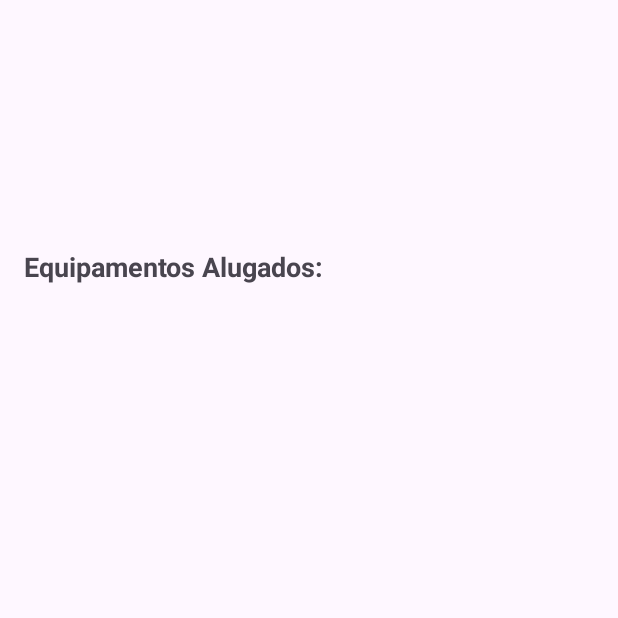
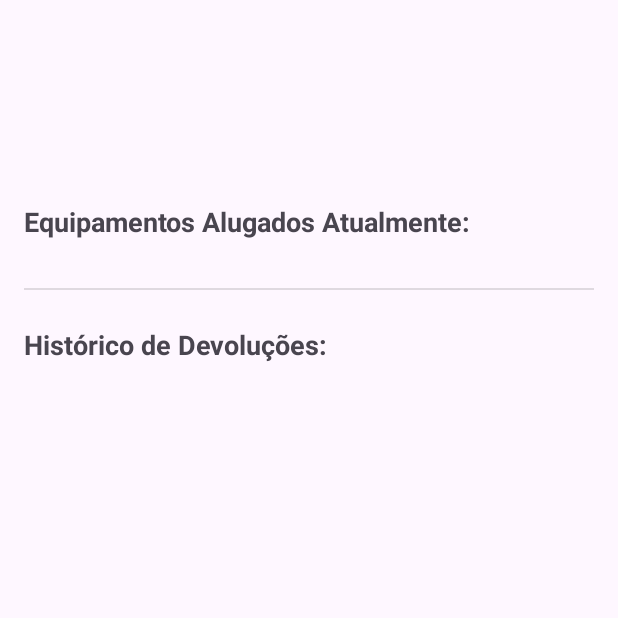
Before and after one commit to HiaG0D/Alugai, an Android app: the LocalDetailActivity screen opened directly, with no data from a screen before it, on a phone screen of 412 x 824 dp, the top half of it. Run offline under Robolectric (Android 15) with nearby library versions, the phone set to English and light mode, and no system bars; our stand-ins replace Firebase (no records; nobody signed in at launch, a user with empty details on screens opened directly).

```diff
--- /dev/null
+++ b/app/src/main/java/com/example/aluga/DevolvidoAdapter.java
@@ -0,0 +1,68 @@
+package com.example.aluga;
+
+import android.view.LayoutInflater;
+import android.view.View;
+import android.view.ViewGroup;
+import android.widget.TextView;
+import androidx.annotation.NonNull;
+import androidx.recyclerview.widget.RecyclerView;
+
+import java.text.SimpleDateFormat;
+import java.util.Date;
+import java.util.List;
+import java.util.Locale;
+import java.util.Map;
+
+public class DevolvidoAdapter extends RecyclerView.Adapter<DevolvidoAdapter.DevolvidoViewHolder> {
+
+    private List<Map<String, Object>> historicoList;
+
+    public DevolvidoAdapter(List<Map<String, Object>> historicoList) {
+        this.historicoList = historicoList;
+    }
+
+    @NonNull
+    @Override
+    public DevolvidoViewHolder onCreateViewHolder(@NonNull ViewGroup parent, int viewType) {
+        View view = LayoutInflater.from(parent.getContext())
+                .inflate(R.layout.item_devolvido, parent, false);
+        return new DevolvidoViewHolder(view);
+    }
+
+    @Override
+    public void onBindViewHolder(@NonNull DevolvidoViewHolder holder, int position) {
+        Map<String, Object> item = historicoList.get(position);
+
+        holder.nomeEquipamento.setText((String) item.get("nomeEquipamento"));
+
+        Long quantidade = (Long) item.get("quantidadeDevolvida");
+        com.google.firebase.Timestamp timestamp = (com.google.firebase.Timestamp) item.get("dataDaDevolucao");
+        Date dataDevolucao = timestamp != null ? timestamp.toDate() : null;
+
+        SimpleDateFormat sdf = new SimpleDateFormat("dd/MM/yyyy", Locale.getDefault());
+        String dataFormatada = dataDevolucao != null ? sdf.format(dataDevolucao) : "--";
+
+        String detalhes = String.format(Locale.getDefault(),
+                "Qtd: %d | Devolvido em: %s",
+                quantidade != null ? quantidade : 0,
+                dataFormatada);
+
+        holder.detalhesDevolvido.setText(detalhes);
+    }
+
+    @Override
+    public int getItemCount() {
+        return historicoList.size();
+    }
+
+    static class DevolvidoViewHolder extends RecyclerView.ViewHolder {
+        TextView nomeEquipamento;
+        TextView detalhesDevolvido;
+
+        public DevolvidoViewHolder(@NonNull View itemView) {
+            super(itemView);
+            nomeEquipamento = itemView.findViewById(R.id.item_devolvido_nome);
+            detalhesDevolvido = itemView.findViewById(R.id.item_devolvido_detalhes);
+        }
+    }
+}
--- a/app/src/main/res/layout/activity_local_detail.xml
+++ b/app/src/main/res/layout/activity_local_detail.xml
@@ -1,18 +1,22 @@
 <?xml version="1.0" encoding="utf-8"?>
-<LinearLayout xmlns:android="http://schemas.android.com/apk/res/android"
+<androidx.core.widget.NestedScrollView xmlns:android="http://schemas.android.com/apk/res/android"
+    xmlns:app="http://schemas.android.com/apk/res-auto"
     xmlns:tools="http://schemas.android.com/tools"
     android:layout_width="match_parent"
     android:layout_height="match_parent"
+    tools:context=".LocalDetailActivity">
+
+    <LinearLayout
+        android:layout_width="match_parent"
+        android:layout_height="wrap_content"
         android:orientation="vertical"
-    android:padding="16dp"
-    tools:context=".LocalDetailActivity">
+        android:padding="16dp">
 
         <TextView
             android:id="@+id/detail_local_nome"
             android:layout_width="wrap_content"
             android:layout_height="wrap_content"
             android:textSize="24sp"
-        android:layout_marginTop="30dp"
             android:textStyle="bold"
             tools:text="Nome do Local" />
 
@@ -36,7 +40,7 @@
             android:layout_width="wrap_content"
             android:layout_height="wrap_content"
             android:layout_marginTop="24dp"
-        android:text="Equipamentos Alugados:"
+            android:text="Equipamentos Alugados Atualmente:"
             android:textSize="18sp"
             android:textStyle="bold" />
 
@@ -44,6 +48,29 @@
             android:id="@+id/recycler_equipamentos"
             android:layout_width="match_parent"
             android:layout_height="wrap_content"
-        android:layout_marginTop="8dp" />
+            android:layout_marginTop="8dp"
+            android:nestedScrollingEnabled="false" />
+
+        <View
+            android:layout_width="match_parent"
+            android:layout_height="1dp"
+            android:layout_marginTop="24dp"
+            android:layout_marginBottom="24dp"
+            android:background="?android:attr/listDivider" />
+
+        <TextView
+            android:layout_width="wrap_content"
+            android:layout_height="wrap_content"
+            android:text="Histórico de Devoluções:"
+            android:textSize="18sp"
+            android:textStyle="bold" />
+
+        <androidx.recyclerview.widget.RecyclerView
+            android:id="@+id/recycler_historico_devolucoes"
+            android:layout_width="match_parent"
+            android:layout_height="wrap_content"
+            android:layout_marginTop="8dp"
+            android:nestedScrollingEnabled="false" />
 
     </LinearLayout>
+</androidx.core.widget.NestedScrollView>
```
Also changed, not shown: app/src/main/java/com/example/aluga/LocalDetailActivity.java (+110 -41 lines), app/src/main/res/layout/dialog_novo_valor.xml (added, +31 -0 lines), app/src/main/res/layout/item_devolvido.xml (added, +23 -0 lines). Lines whose indentation alone changed are shown as unchanged.
